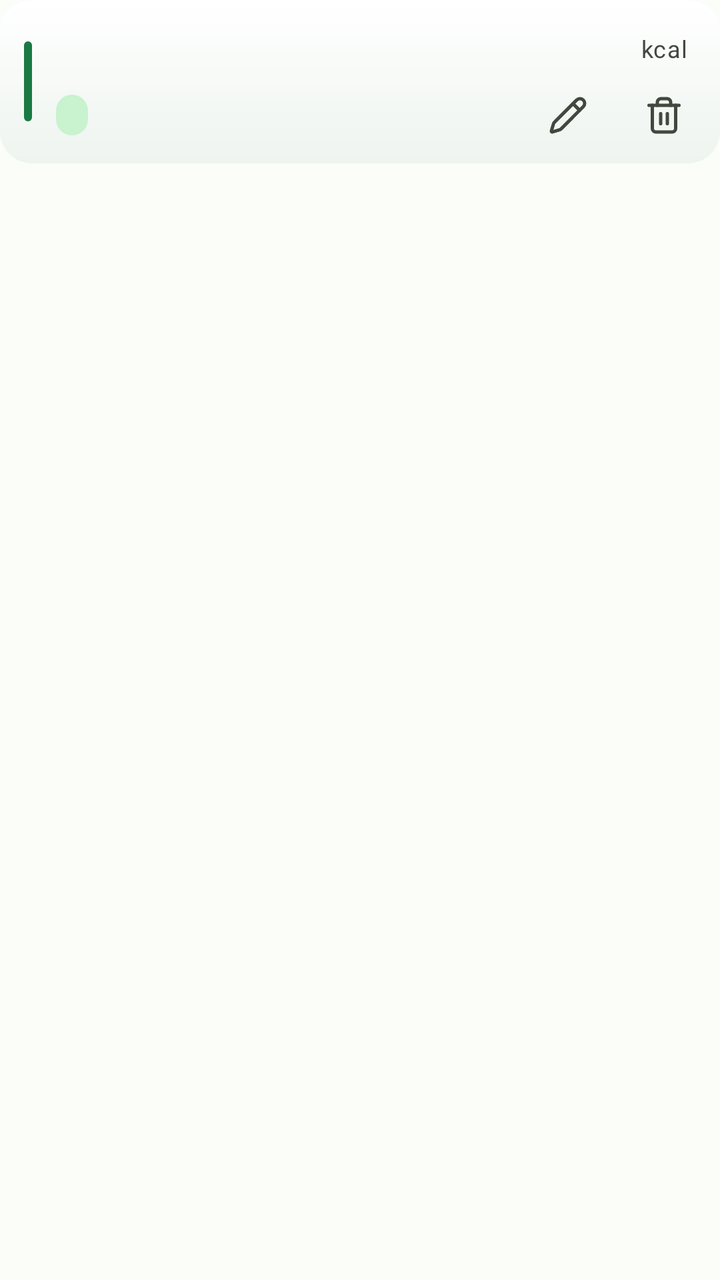
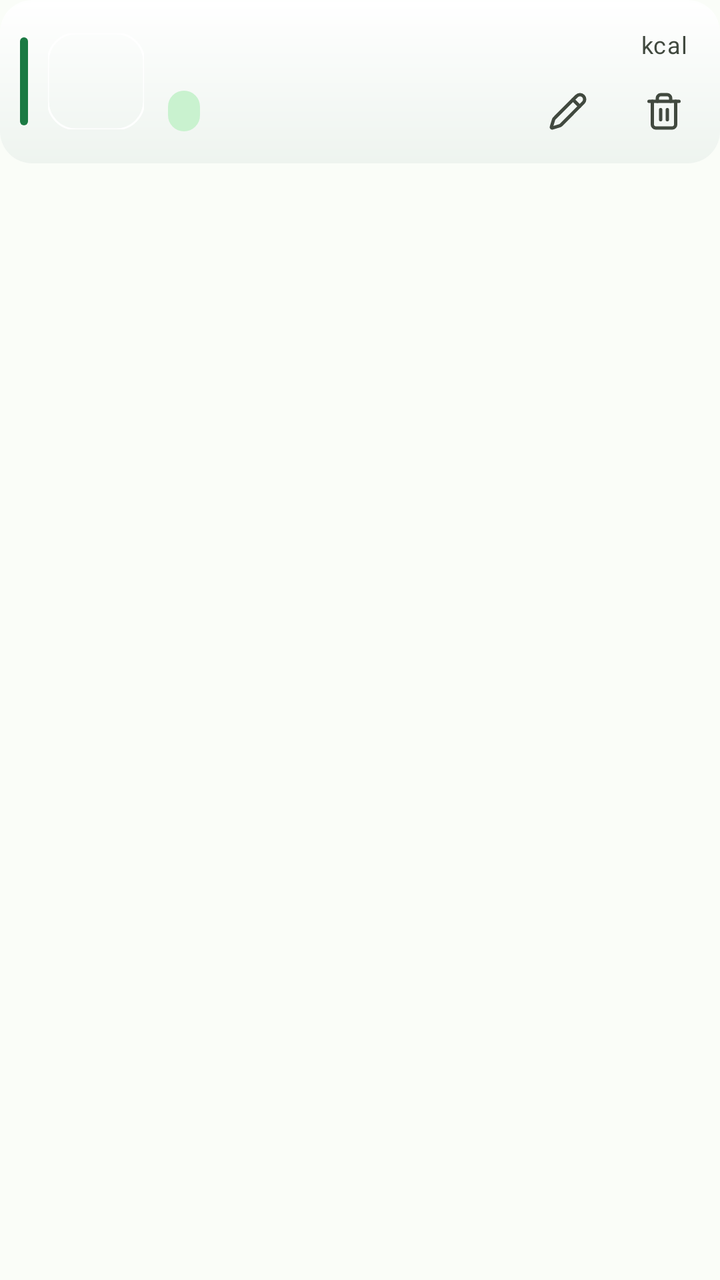

An Android layout rendered at two revisions. The XML below is the earlier revision; the diff shows what the commit changed to produce the second picture.
<!-- AndroidManifest.xml: application theme Theme.CaloTrack -->
<!-- res/layout/item_meal.xml -->
<?xml version="1.0" encoding="utf-8"?>
<com.google.android.material.card.MaterialCardView xmlns:android="http://schemas.android.com/apk/res/android"
    xmlns:app="http://schemas.android.com/apk/res-auto"
    android:layout_width="match_parent"
    android:layout_height="wrap_content"
    android:layout_marginBottom="@dimen/space_8"
    android:clickable="true"
    android:focusable="true"
    android:stateListAnimator="@animator/uiverse_press_card"
    app:cardBackgroundColor="@android:color/transparent"
    app:cardCornerRadius="@dimen/radius_card"
    app:cardElevation="0dp"
    app:strokeWidth="0dp">

    <LinearLayout
        android:layout_width="match_parent"
        android:layout_height="wrap_content"
        android:background="@drawable/bg_card_surface"
        android:gravity="center_vertical"
        android:orientation="horizontal">

        <View
            android:id="@+id/view_meal_type_accent"
            android:layout_width="4dp"
            android:layout_height="40dp"
            android:layout_marginStart="@dimen/space_12"
            android:background="@drawable/bg_accent_bar" />

        <LinearLayout
            android:layout_width="0dp"
            android:layout_height="wrap_content"
            android:layout_weight="1"
            android:orientation="vertical"
            android:paddingStart="@dimen/space_12"
            android:paddingTop="@dimen/space_12"
            android:paddingEnd="@dimen/space_4">

            <LinearLayout
                android:layout_width="match_parent"
                android:layout_height="wrap_content"
                android:baselineAligned="true"
                android:orientation="horizontal"
                android:paddingEnd="@dimen/space_12">

                <TextView
                    android:id="@+id/tv_meal_food_name"
                    android:layout_width="0dp"
                    android:layout_height="wrap_content"
                    android:layout_weight="1"
                    android:ellipsize="end"
                    android:maxLines="1"
                    android:textAppearance="?attr/textAppearanceTitleMedium"
                    android:textColor="?attr/colorOnSurface" />

                <TextView
                    android:id="@+id/tv_meal_calories"
                    style="@style/Widget.CaloTrack.Number"
                    android:layout_width="wrap_content"
                    android:layout_height="wrap_content"
                    android:layout_marginStart="@dimen/space_12" />

                <TextView
                    style="@style/Widget.CaloTrack.Unit"
                    android:layout_width="wrap_content"
                    android:layout_height="wrap_content" />
            </LinearLayout>

            <LinearLayout
                android:layout_width="match_parent"
                android:layout_height="wrap_content"
                android:gravity="center_vertical"
                android:orientation="horizontal">

                <TextView
                    android:id="@+id/tv_meal_type_badge"
                    android:layout_width="wrap_content"
                    android:layout_height="wrap_content"
                    android:background="@drawable/bg_tag_pill"
                    android:paddingStart="@dimen/space_8"
                    android:paddingTop="2dp"
                    android:paddingEnd="@dimen/space_8"
                    android:paddingBottom="2dp"
                    android:textAppearance="?attr/textAppearanceLabelMedium" />

                <TextView
                    android:id="@+id/tv_meal_info"
                    android:layout_width="0dp"
                    android:layout_height="wrap_content"
                    android:layout_marginStart="@dimen/space_8"
                    android:layout_weight="1"
                    android:ellipsize="end"
                    android:fontFeatureSettings="tnum"
                    android:maxLines="1"
                    android:textAppearance="?attr/textAppearanceBodySmall"
                    android:textColor="?attr/colorOnSurfaceVariant" />

                <com.google.android.material.button.MaterialButton
                    android:id="@+id/btn_edit_meal"
                    style="@style/Widget.CaloTrack.IconButton"
                    android:layout_width="wrap_content"
                    android:layout_height="wrap_content"
                    android:contentDescription="@string/edit"
                    app:icon="@drawable/ic_edit" />

                <com.google.android.material.button.MaterialButton
                    android:id="@+id/btn_delete_meal"
                    style="@style/Widget.CaloTrack.IconButton"
                    android:layout_width="wrap_content"
                    android:layout_height="wrap_content"
                    android:contentDescription="@string/delete"
                    app:icon="@drawable/ic_delete" />
            </LinearLayout>
        </LinearLayout>
    </LinearLayout>
</com.google.android.material.card.MaterialCardView>
<!-- resources referenced by this layout -->
<resources>
  <dimen name="radius_card">16dp</dimen>
  <dimen name="space_12">12dp</dimen>
  <dimen name="space_4">4dp</dimen>
  <dimen name="space_8">8dp</dimen>
  <!-- drawable bg_accent_bar (drawable) -->
  <?xml version="1.0" encoding="utf-8"?>
  <shape xmlns:android="http://schemas.android.com/apk/res/android"
      android:shape="rectangle">
      <corners android:radius="2dp" />
      <solid android:color="?attr/colorPrimary" />
  </shape>
  <!-- drawable bg_tag_pill (drawable) -->
  <?xml version="1.0" encoding="utf-8"?>
  <shape xmlns:android="http://schemas.android.com/apk/res/android"
      android:shape="rectangle">
      <corners android:radius="999dp" />
      <solid android:color="?attr/colorPrimaryContainer" />
  </shape>
  <string name="delete">Xóa</string>
  <string name="edit">Sửa</string>
  <style name="Widget.CaloTrack.IconButton" parent="Widget.Material3.Button.IconButton">
          <item name="android:minWidth">@dimen/touch_target</item>
          <item name="android:minHeight">@dimen/touch_target</item>
          <item name="android:insetTop">0dp</item>
          <item name="android:insetBottom">0dp</item>
          <item name="iconSize">20dp</item>
          <item name="iconTint">?attr/colorOnSurfaceVariant</item>
      </style>
  <style name="Widget.CaloTrack.Number" parent="">
          <item name="android:fontFeatureSettings">tnum</item>
          <item name="android:textAppearance">?attr/textAppearanceTitleMedium</item>
          <item name="android:textStyle">bold</item>
          <item name="android:textColor">?attr/colorOnSurface</item>
          <item name="android:singleLine">true</item>
      </style>
  <style name="Widget.CaloTrack.Unit" parent="">
          <item name="android:layout_width">wrap_content</item>
          <item name="android:layout_height">wrap_content</item>
          <item name="android:layout_marginStart">@dimen/space_4</item>
          <item name="android:text">@string/unit_kcal</item>
          <item name="android:textAppearance">?attr/textAppearanceBodySmall</item>
          <item name="android:textColor">?attr/colorOnSurfaceVariant</item>
      </style>
  <color name="card_rim_top">#E6FFFFFF</color>
  <color name="card_grad_bottom">#EEF4EF</color>
  <color name="card_grad_top">#FFFFFF</color>
  <dimen name="touch_target">48dp</dimen>
  <string name="unit_kcal">kcal</string>
  <color name="proto_primary">#1b7a43</color>
  <color name="proto_on_primary">#ffffff</color>
  <color name="proto_primary_container">#c9f2cf</color>
  <color name="proto_on_primary_container">#05421f</color>
  <color name="proto_secondary_container">#d9ece0</color>
  <color name="proto_on_secondary_container">#21363a</color>
  <color name="proto_surface">#fafdf8</color>
  <color name="proto_on_surface">#191c1a</color>
  <color name="proto_surface_variant">#eef2ea</color>
  <color name="proto_on_surface_variant">#41493f</color>
  <color name="proto_surface_container">#f2f5ef</color>
  <color name="proto_surface_container_high">#e9eee5</color>
  <color name="proto_outline">#c7cfc4</color>
  <color name="proto_outline_variant">#e0e6dc</color>
  <color name="proto_error">#ba1a1a</color>
  <color name="proto_error_container">#ffdad6</color>
  <style name="Widget.CaloTrack.BottomNavigationView" parent="Widget.Material3.BottomNavigationView">
          <item name="itemActiveIndicatorStyle">@style/Widget.CaloTrack.BottomNavActiveIndicator</item>
      </style>
  <style name="Widget.CaloTrack.BottomNavActiveIndicator" parent="Widget.Material3.BottomNavigationView.ActiveIndicator">
          <item name="android:color">?attr/colorSecondaryContainer</item>
      </style>
  <!-- unchanged entries left out for length: 4 -->
</resources>

<!-- the commit's change to res/layout/item_meal.xml (unified diff, before → after) -->
@@ -22,9 +22,20 @@
         <View
             android:id="@+id/view_meal_type_accent"
             android:layout_width="4dp"
-            android:layout_height="40dp"
-            android:layout_marginStart="@dimen/space_12"
+            android:layout_height="44dp"
+            android:layout_marginStart="10dp"
             android:background="@drawable/bg_accent_bar" />
+
+        <com.google.android.material.imageview.ShapeableImageView
+            android:id="@+id/iv_meal_thumb"
+            android:layout_width="48dp"
+            android:layout_height="48dp"
+            android:layout_marginStart="10dp"
+            android:importantForAccessibility="no"
+            android:scaleType="centerCrop"
+            app:shapeAppearanceOverlay="@style/ShapeAppearance.CaloTrack.FoodThumb"
+            app:strokeColor="@color/card_rim_top"
+            app:strokeWidth="1dp" />
 
         <LinearLayout
             android:layout_width="0dp"
@@ -32,8 +43,9 @@
             android:layout_weight="1"
             android:orientation="vertical"
             android:paddingStart="@dimen/space_12"
-            android:paddingTop="@dimen/space_12"
-            android:paddingEnd="@dimen/space_4">
+            android:paddingTop="10dp"
+            android:paddingEnd="@dimen/space_4"
+            android:paddingBottom="2dp">
 
             <LinearLayout
                 android:layout_width="match_parent"
<!-- resource entries referenced after the edit -->
@@ -20,6 +20,10 @@
   </shape>
   <string name="delete">Xóa</string>
   <string name="edit">Sửa</string>
+  <style name="ShapeAppearance.CaloTrack.FoodThumb" parent="">
+          <item name="cornerFamily">rounded</item>
+          <item name="cornerSize">14dp</item>
+      </style>
   <style name="Widget.CaloTrack.IconButton" parent="Widget.Material3.Button.IconButton">
           <item name="android:minWidth">@dimen/touch_target</item>
           <item name="android:minHeight">@dimen/touch_target</item>
